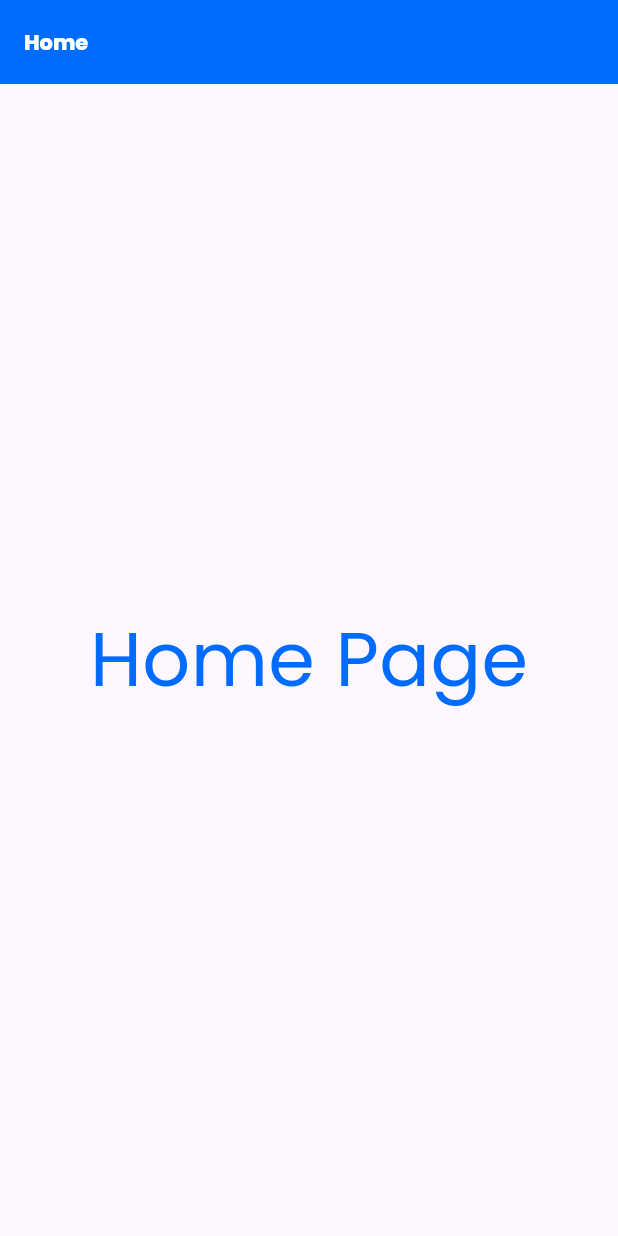
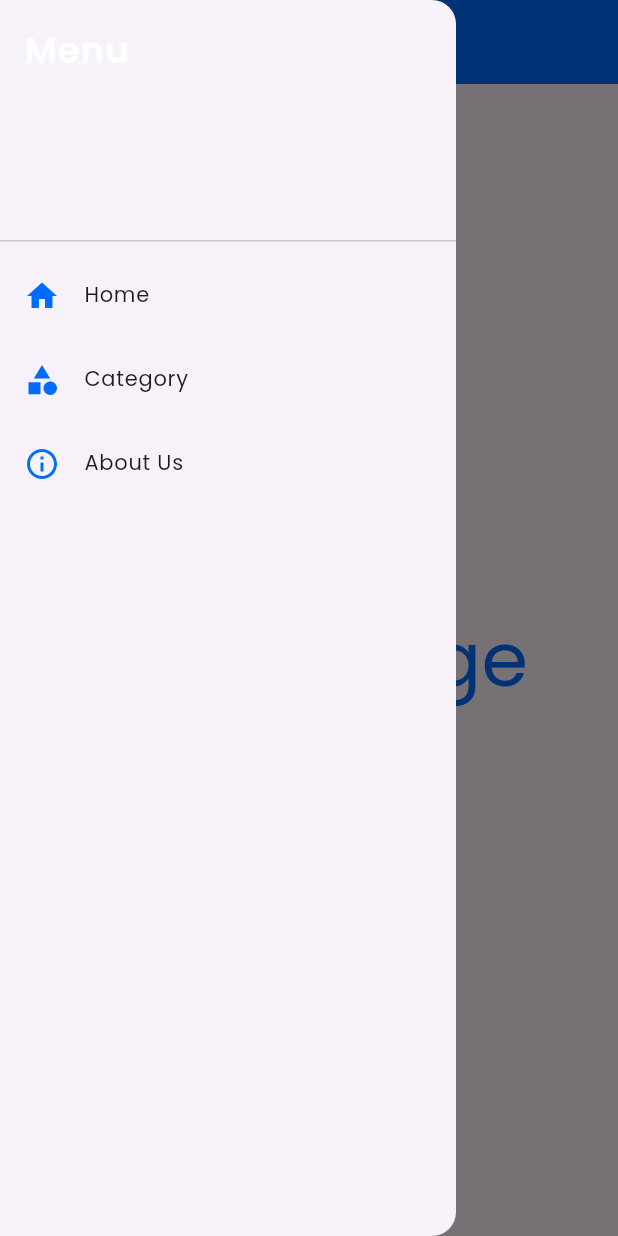
Before and after one commit to TanjimAnim/flutter-app, a Flutter app: the screen it shows after launch, with the side drawer open (before the commit the screen has no drawer), on a phone screen of 412 x 824 dp. Run offline on Flutter 3.47's test engine with Material 3 defaults, Android fonts, the phone set to English and light mode, and no system bars; our stand-ins replace google_fonts.

```diff
--- a/lib/main.dart
+++ b/lib/main.dart
@@ -29,9 +29,81 @@ class MyHomePage extends StatelessWidget {
           style: GoogleFonts.poppins(fontSize: 50.0, color: Color(0xFF006CFF)),
         ),
       ),
-      appBar: AppBar(
+      appBar: CustomAppBar(title: "Home"),
+      drawer: CustomDrawer(),
+    );
+  }
+}
+
+class CustomDrawer extends StatelessWidget {
+  const CustomDrawer({super.key});
+  @override
+  Widget build(BuildContext context) {
+    // TODO: implement build
+    return Drawer(
+      child: ListView(
+        padding: EdgeInsets.zero,
+        children: [
+          DrawerHeader(
+            decoration: const BoxDecoration(color: Color(0x00aaddcc)),
+            child: Text(
+              "Menu",
+              style: GoogleFonts.poppins(
+                color: Colors.white,
+                fontSize: 24.0,
+                fontWeight: FontWeight.w600,
+              ),
+            ),
+          ),
+          ListTile(
+            leading: const Icon(Icons.home, color: Color(0xff006cff)),
+            title: Text("Home", style: GoogleFonts.poppins(fontSize: 14.0)),
+            onTap: () {
+              Navigator.pop(context);
+            },
+          ),
+
+          ListTile(
+            leading: const Icon(Icons.category, color: Color(0xff006cff)),
+            title: Text("Category", style: GoogleFonts.poppins(fontSize: 14.0)),
+            onTap: () {
+              Navigator.pop(context);
+              Navigator.push(
+                context,
+                MaterialPageRoute(builder: (_) => const CategoryPage()),
+              );
+            },
+          ),
+          ListTile(
+            leading: const Icon(Icons.info_outline, color: Color(0xff006cff)),
+            title: Text("About Us", style: GoogleFonts.poppins(fontSize: 14.0)),
+            onTap: () {
+              Navigator.pop(context);
+              Navigator.push(
+                context,
+                MaterialPageRoute(builder: (_) => const AboutUsPage()),
+              );
+            },
+          ),
+        ],
+      ),
+    );
+  }
+}
+
+class CustomAppBar extends StatelessWidget implements PreferredSizeWidget {
+  const CustomAppBar({required this.title, super.key});
+  final String title;
+
+  @override
+  Size get preferredSize => const Size.fromHeight(kToolbarHeight);
+
+  @override
+  Widget build(BuildContext context) {
+    // TODO: implement build
+    return AppBar(
       title: Text(
-          "Home",
+        title,
         style: GoogleFonts.poppins(
           color: Color.fromARGB(255, 255, 255, 255),
           fontSize: 14.0,
@@ -41,7 +113,6 @@ class MyHomePage extends StatelessWidget {
       iconTheme: IconThemeData(color: Color.fromARGB(24, 54, 23, 56)),
       backgroundColor: const Color(0xFF006CFF),
       shadowColor: Color.fromARGB(24, 54, 23, 56),
-      ),
     );
   }
 }
@@ -54,10 +125,12 @@ class CategoryPage extends StatelessWidget {
     return Scaffold(
       body: Center(
         child: Text(
-          "CategoryPage",
+          "Category Page",
           style: GoogleFonts.poppins(fontSize: 50.0, color: Color(0xFF006CFF)),
         ),
       ),
+      appBar: CustomAppBar(title: "Category"),
+      drawer: CustomDrawer(),
     );
   }
 }
@@ -74,6 +147,8 @@ class AboutUsPage extends StatelessWidget {
           style: GoogleFonts.poppins(fontSize: 50.0, color: Color(0xFF006CFF)),
         ),
       ),
+      appBar: CustomAppBar(title: "About Us"),
+      drawer: CustomDrawer(),
     );
   }
 }
```
Lines whose indentation alone changed are shown as unchanged.
